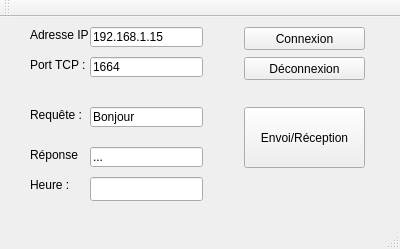
This is mainwindow.ui in Shadwinn/telemetrie-marathon as Qt 5 draws it before an edit. The edited form follows.
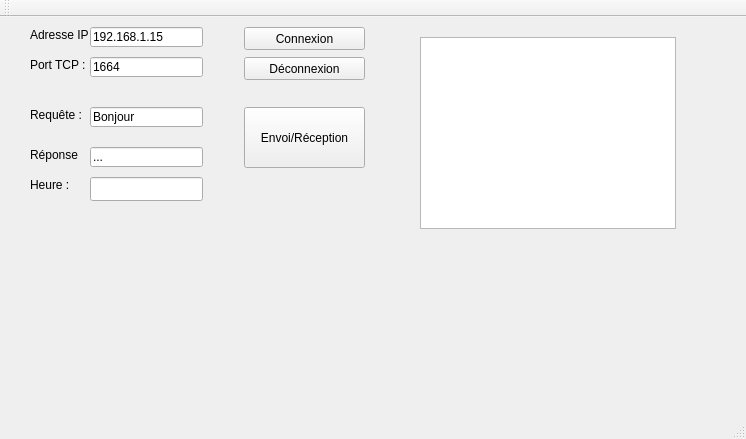
This is the edited form.

Commit message: Essai d'affichage carte sur l'interface graphique

Diff of the .ui file:
```diff
--- a/mainwindow.ui
+++ b/mainwindow.ui
@@ -6,8 +6,8 @@
    <rect>
     <x>0</x>
     <y>0</y>
-    <width>400</width>
-    <height>249</height>
+    <width>746</width>
+    <height>439</height>
    </rect>
   </property>
   <property name="windowTitle">
@@ -180,6 +180,16 @@
      <string>Heure :</string>
     </property>
    </widget>
+   <widget class="QGraphicsView" name="cartelarochelle">
+    <property name="geometry">
+     <rect>
+      <x>420</x>
+      <y>20</y>
+      <width>256</width>
+      <height>192</height>
+     </rect>
+    </property>
+   </widget>
   </widget>
   <widget class="QMenuBar" name="menuBar">
    <property name="geometry">
```
Left out of the diff: 2 changed lines with no effect on the pictures. The commit also changes 2 other files.
